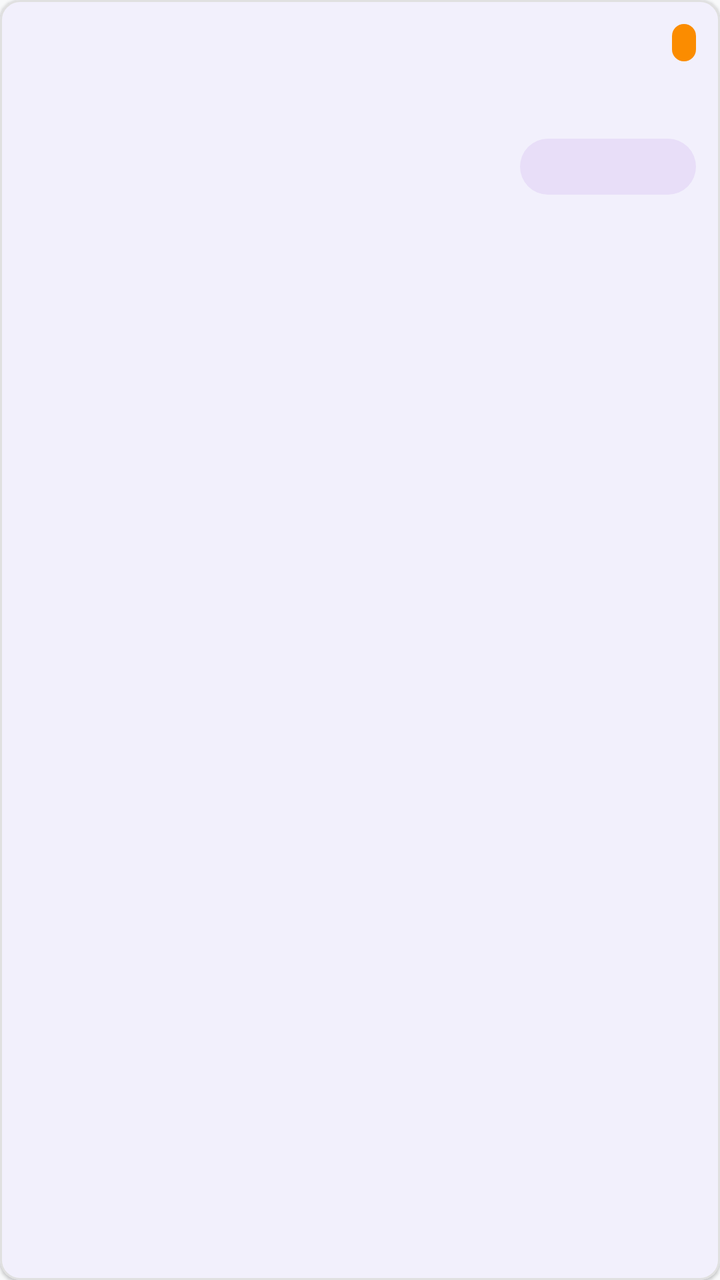
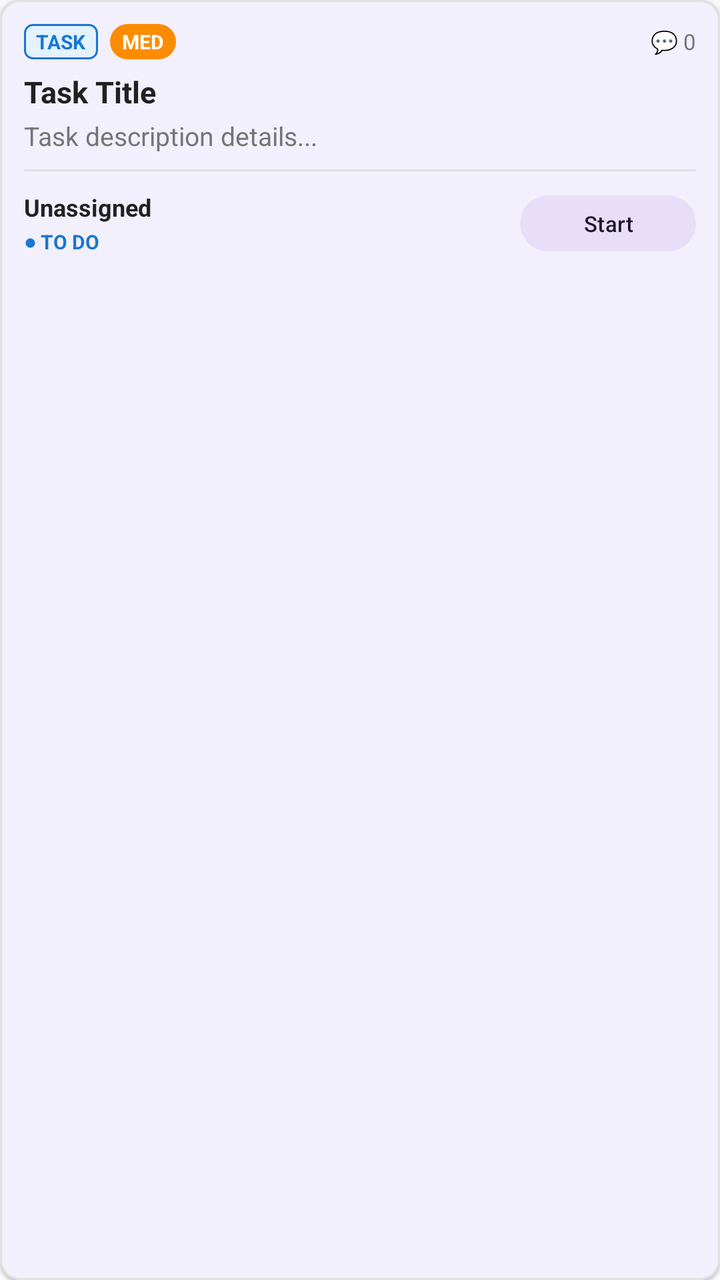

Screens rendered from an Android XML layout before and after an edit, with the pre-edit source and the edit as a unified diff.
<!-- AndroidManifest.xml: application theme Theme.ProjectHub -->
<!-- res/layout/item_task.xml -->
<?xml version="1.0" encoding="utf-8"?>
<com.google.android.material.card.MaterialCardView 
    xmlns:android="http://schemas.android.com/apk/res/android"
    xmlns:app="http://schemas.android.com/apk/res-auto"
    android:layout_width="match_parent"
    android:layout_height="wrap_content"
    android:layout_marginHorizontal="12dp"
    android:layout_marginVertical="6dp"
    app:cardCornerRadius="10dp"
    app:cardElevation="1dp"
    app:strokeColor="@color/divider"
    app:strokeWidth="1dp">

    <LinearLayout
        android:layout_width="match_parent"
        android:layout_height="wrap_content"
        android:orientation="vertical"
        android:padding="12dp">

        <RelativeLayout
            android:layout_width="match_parent"
            android:layout_height="wrap_content">

            <TextView
                android:id="@+id/tvTaskTitle"
                android:layout_width="wrap_content"
                android:layout_height="wrap_content"
                android:layout_alignParentStart="true"
                android:layout_toStartOf="@+id/tvTaskPriority"
                android:textSize="16sp"
                android:textStyle="bold"
                android:textColor="@color/text_primary" />

            <TextView
                android:id="@+id/tvTaskPriority"
                android:layout_width="wrap_content"
                android:layout_height="wrap_content"
                android:layout_alignParentEnd="true"
                android:paddingHorizontal="6dp"
                android:paddingVertical="2dp"
                android:textSize="11sp"
                android:textStyle="bold"
                android:textColor="@color/surface"
                android:background="@drawable/bg_priority_pill" />
        </RelativeLayout>

        <TextView
            android:id="@+id/tvTaskDesc"
            android:layout_width="match_parent"
            android:layout_height="wrap_content"
            android:layout_marginTop="4dp"
            android:textColor="@color/text_secondary"
            android:textSize="13sp" />

        <LinearLayout
            android:layout_width="match_parent"
            android:layout_height="wrap_content"
            android:orientation="horizontal"
            android:layout_marginTop="10dp"
            android:gravity="center_vertical">

            <TextView
                android:id="@+id/tvAssignedTo"
                android:layout_width="0dp"
                android:layout_height="wrap_content"
                android:layout_weight="1"
                android:textSize="12sp"
                android:textColor="@color/text_secondary" />

            <com.google.android.material.button.MaterialButton
                android:id="@+id/btnStatusToggle"
                style="@style/Widget.Material3.Button.TonalButton"
                android:layout_width="wrap_content"
                android:layout_height="36dp"
                android:textSize="11sp"
                android:paddingHorizontal="10dp" />
        </LinearLayout>
    </LinearLayout>
</com.google.android.material.card.MaterialCardView>
<!-- resources referenced by this layout -->
<resources>
  <color name="divider">#E0E0E0</color>
  <color name="surface">#FFFFFF</color>
  <color name="text_primary">#212121</color>
  <color name="text_secondary">#757575</color>
  <!-- drawable bg_priority_pill (drawable) -->
  <?xml version="1.0" encoding="utf-8"?>
  <shape xmlns:android="http://schemas.android.com/apk/res/android"
      android:shape="rectangle">
      <corners android:radius="12dp" />
      <solid android:color="@color/priority_medium" />
  </shape>
  <style name="Theme.ProjectHub" parent="Theme.Material3.DayNight.NoActionBar">
          <item name="colorPrimary">@color/primary</item>
          <item name="colorPrimaryDark">@color/primary_dark</item>
          <item name="colorSecondary">@color/accent</item>
          <item name="android:statusBarColor">@color/primary_dark</item>
          <item name="android:windowBackground">@color/background</item>
      </style>
  <color name="priority_medium">#FB8C00</color>
  <color name="primary">#1976D2</color>
  <color name="primary_dark">#0D47A1</color>
  <color name="accent">#FF9800</color>
  <color name="background">#F8F9FA</color>
</resources>

<!-- the commit's change to res/layout/item_task.xml (unified diff, before → after) -->
@@ -2,10 +2,14 @@
 <com.google.android.material.card.MaterialCardView 
     xmlns:android="http://schemas.android.com/apk/res/android"
     xmlns:app="http://schemas.android.com/apk/res-auto"
+    android:id="@+id/cardTask"
     android:layout_width="match_parent"
     android:layout_height="wrap_content"
     android:layout_marginHorizontal="12dp"
     android:layout_marginVertical="6dp"
+    android:clickable="true"
+    android:focusable="true"
+    android:foreground="?android:attr/selectableItemBackground"
     app:cardCornerRadius="10dp"
     app:cardElevation="1dp"
     app:strokeColor="@color/divider"
@@ -17,55 +21,115 @@
         android:orientation="vertical"
         android:padding="12dp">
 
-        <RelativeLayout
+        
+        <LinearLayout
             android:layout_width="match_parent"
-            android:layout_height="wrap_content">
+            android:layout_height="wrap_content"
+            android:orientation="horizontal"
+            android:gravity="center_vertical">
 
             <TextView
-                android:id="@+id/tvTaskTitle"
+                android:id="@+id/tvTaskIssueType"
                 android:layout_width="wrap_content"
                 android:layout_height="wrap_content"
-                android:layout_alignParentStart="true"
-                android:layout_toStartOf="@+id/tvTaskPriority"
-                android:textSize="16sp"
+                android:paddingHorizontal="6dp"
+                android:paddingVertical="2dp"
+                android:textSize="10sp"
                 android:textStyle="bold"
-                android:textColor="@color/text_primary" />
+                android:textColor="@color/issue_task"
+                android:background="@drawable/bg_badge_task"
+                android:text="TASK" />
 
             <TextView
                 android:id="@+id/tvTaskPriority"
                 android:layout_width="wrap_content"
                 android:layout_height="wrap_content"
-                android:layout_alignParentEnd="true"
+                android:layout_marginStart="6dp"
                 android:paddingHorizontal="6dp"
                 android:paddingVertical="2dp"
-                android:textSize="11sp"
+                android:textSize="10sp"
                 android:textStyle="bold"
                 android:textColor="@color/surface"
-                android:background="@drawable/bg_priority_pill" />
-        </RelativeLayout>
+                android:background="@drawable/bg_priority_pill"
+                android:text="MED" />
 
+            <View
+                android:layout_width="0dp"
+                android:layout_height="0dp"
+                android:layout_weight="1" />
+
+            <TextView
+                android:id="@+id/tvTaskCommentsCount"
+                android:layout_width="wrap_content"
+                android:layout_height="wrap_content"
+                android:textSize="11sp"
+                android:textColor="@color/text_secondary"
+                android:text="💬 0" />
+        </LinearLayout>
+
+        
+        <TextView
+            android:id="@+id/tvTaskTitle"
+            android:layout_width="match_parent"
+            android:layout_height="wrap_content"
+            android:layout_marginTop="6dp"
+            android:textSize="15sp"
+            android:textStyle="bold"
+            android:textColor="@color/text_primary"
+            android:text="Task Title" />
+
+        
         <TextView
             android:id="@+id/tvTaskDesc"
             android:layout_width="match_parent"
             android:layout_height="wrap_content"
-            android:layout_marginTop="4dp"
+            android:layout_marginTop="3dp"
             android:textColor="@color/text_secondary"
-            android:textSize="13sp" />
+            android:textSize="13sp"
+            android:maxLines="2"
+            android:ellipsize="end"
+            android:text="Task description details..." />
 
+        
+        <View
+            android:layout_width="match_parent"
+            android:layout_height="1dp"
+            android:layout_marginTop="8dp"
+            android:layout_marginBottom="8dp"
+            android:background="@color/divider" />
+
+        
         <LinearLayout
             android:layout_width="match_parent"
             android:layout_height="wrap_content"
             android:orientation="horizontal"
-            android:layout_marginTop="10dp"
             android:gravity="center_vertical">
 
-            <TextView
-                android:id="@+id/tvAssignedTo"
+            <LinearLayout
                 android:layout_width="0dp"
                 android:layout_height="wrap_content"
                 android:layout_weight="1"
-                android:textSize="12sp"
-                android:textColor="@color/text_secondary" />
+                android:orientation="vertical">
+
+                <TextView
+                    android:id="@+id/tvAssignedTo"
+                    android:layout_width="wrap_content"
+                    android:layout_height="wrap_content"
+                    android:textSize="12sp"
+                    android:textStyle="bold"
+                    android:textColor="@color/text_primary"
+                    android:text="Unassigned" />
+
+                <TextView
+                    android:id="@+id/tvTaskStatusBadge"
+                    android:layout_width="wrap_content"
+                    android:layout_height="wrap_content"
+                    android:layout_marginTop="2dp"
+                    android:textSize="10sp"
+                    android:textStyle="bold"
+                    android:textColor="@color/primary"
+                    android:text="● TO DO" />
+            </LinearLayout>
 
             <com.google.android.material.button.MaterialButton
                 android:id="@+id/btnStatusToggle"
@@ -73,7 +137,8 @@
                 android:layout_width="wrap_content"
                 android:layout_height="36dp"
                 android:textSize="11sp"
-                android:paddingHorizontal="10dp" />
+                android:paddingHorizontal="10dp"
+                android:text="Start" />
         </LinearLayout>
     </LinearLayout>
 </com.google.android.material.card.MaterialCardView>
<!-- resource entries referenced after the edit -->
@@ -1,9 +1,18 @@
 <!-- resources referenced by this layout -->
 <resources>
   <color name="divider">#E0E0E0</color>
+  <color name="issue_task">#1976D2</color>
   <color name="surface">#FFFFFF</color>
   <color name="text_primary">#212121</color>
   <color name="text_secondary">#757575</color>
+  <!-- drawable bg_badge_task (drawable) -->
+  <?xml version="1.0" encoding="utf-8"?>
+  <shape xmlns:android="http://schemas.android.com/apk/res/android"
+      android:shape="rectangle">
+      <corners android:radius="4dp" />
+      <solid android:color="@color/issue_task_bg" />
+      <stroke android:width="1dp" android:color="@color/issue_task" />
+  </shape>
   <!-- drawable bg_priority_pill (drawable) -->
   <?xml version="1.0" encoding="utf-8"?>
   <shape xmlns:android="http://schemas.android.com/apk/res/android"
@@ -18,6 +27,7 @@
           <item name="android:statusBarColor">@color/primary_dark</item>
           <item name="android:windowBackground">@color/background</item>
       </style>
+  <color name="issue_task_bg">#E3F2FD</color>
   <color name="priority_medium">#FB8C00</color>
   <color name="primary">#1976D2</color>
   <color name="primary_dark">#0D47A1</color>
